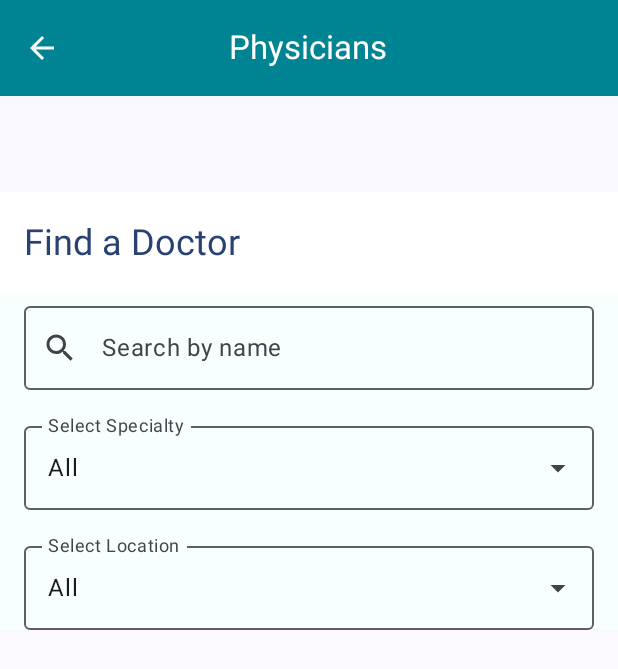
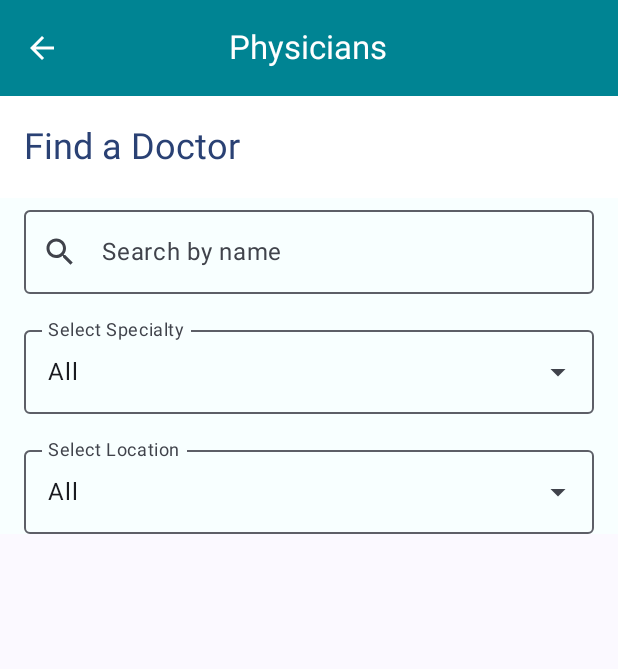
Before and after one commit to waleHa/MyMolina, an Android app built with Jetpack Compose: the PhysicianScreen screen opened through its navigation route, on a phone screen of 412 x 824 dp. Shown: the top 669 px of the screen. Run offline under Robolectric (Android 15) with nearby library versions, the phone set to English and light mode, and no system bars; our stand-ins replace Dagger/Hilt's generated code, Firebase (no records; nobody signed in at launch, a user with empty details on screens opened directly); pictures from the network do not load.

Commit message:
Improved UI phase8

```diff
--- a/app/src/main/java/com/healthcare/mymolina/ui/physician/PhysicianScreen.kt
+++ b/app/src/main/java/com/healthcare/mymolina/ui/physician/PhysicianScreen.kt
@@ -124,7 +124,6 @@ fun PhysicianScreen(navController: NavController) {
     ) {
         Column(
             modifier = Modifier
-                .padding(it)
                 .padding(it)
                 .fillMaxSize()
                 .background(MaterialTheme.colorScheme.background)
```
